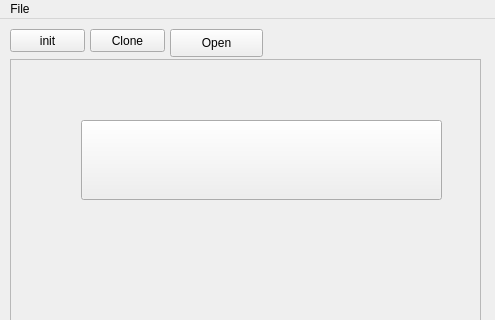
The window that ui/mainwindow.ui (hidog/HiGit) describes before a commit, drawn with Qt 5; both pictures show x 0 to 495 and y 0 to 320 of the 495 by 606 pixel window.
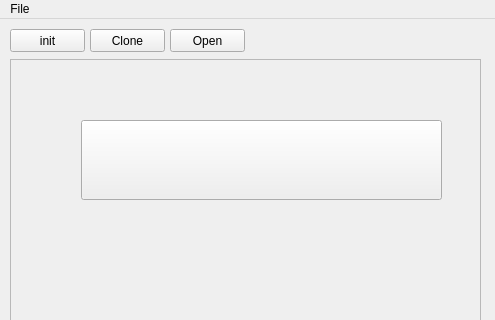
The same window after the commit. Custom widgets are drawn as their Qt base class.

```diff
--- a/ui/mainwindow.ui
+++ b/ui/mainwindow.ui
@@ -78,8 +78,8 @@
      <rect>
       <x>170</x>
       <y>10</y>
-      <width>93</width>
-      <height>28</height>
+      <width>75</width>
+      <height>23</height>
      </rect>
     </property>
     <property name="text">
```
Left out of the diff: 2 changed lines with no effect on the pictures.
